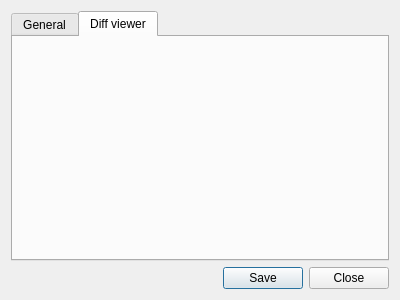
Qt form src/SettingsDialog.ui (panter-dsd/SnoutGit) before a commit.
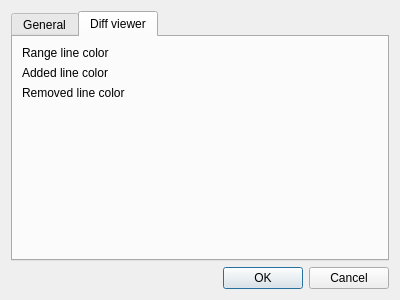
The same form after that commit. The open tabs and pages were chosen to show the change.

Commit message: SettingsDialog: added saving/loading diff viewer colors.

What changed in the file:
```diff
--- a/src/SettingsDialog.ui
+++ b/src/SettingsDialog.ui
@@ -46,6 +46,42 @@
       <attribute name="title">
        <string>Diff viewer</string>
       </attribute>
+      <layout class="QGridLayout" name="gridLayout">
+       <item row="0" column="0">
+        <widget class="QLabel" name="rangeLineColorLabel_">
+         <property name="text">
+          <string>Range line color</string>
+         </property>
+        </widget>
+       </item>
+       <item row="2" column="0">
+        <widget class="QLabel" name="removedLineColorLabel_">
+         <property name="text">
+          <string>Removed line color</string>
+         </property>
+        </widget>
+       </item>
+       <item row="1" column="0">
+        <widget class="QLabel" name="addedLineColorLabel_">
+         <property name="text">
+          <string>Added line color</string>
+         </property>
+        </widget>
+       </item>
+       <item row="3" column="0">
+        <spacer name="verticalSpacer">
+         <property name="orientation">
+          <enum>Qt::Vertical</enum>
+         </property>
+         <property name="sizeHint" stdset="0">
+          <size>
+           <width>20</width>
+           <height>40</height>
+          </size>
+         </property>
+        </spacer>
+       </item>
+      </layout>
      </widget>
     </widget>
    </item>
@@ -55,7 +91,7 @@
       <enum>Qt::Horizontal</enum>
      </property>
      <property name="standardButtons">
-      <set>QDialogButtonBox::Close|QDialogButtonBox::Save</set>
+      <set>QDialogButtonBox::Cancel|QDialogButtonBox::Ok</set>
      </property>
     </widget>
    </item>
```
The commit also changes 1 other file.
